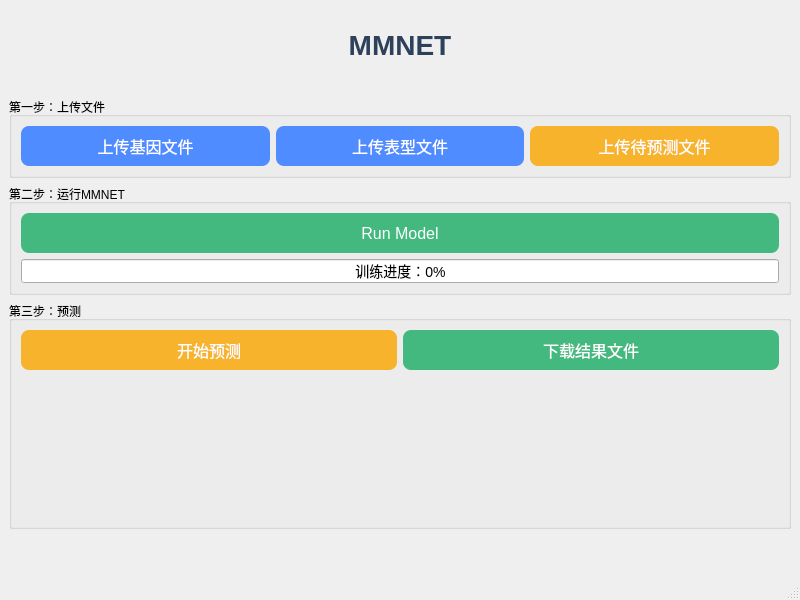
Old version of the form mainwindow.ui in the repository mingmi2016/MMNET_With_QT.
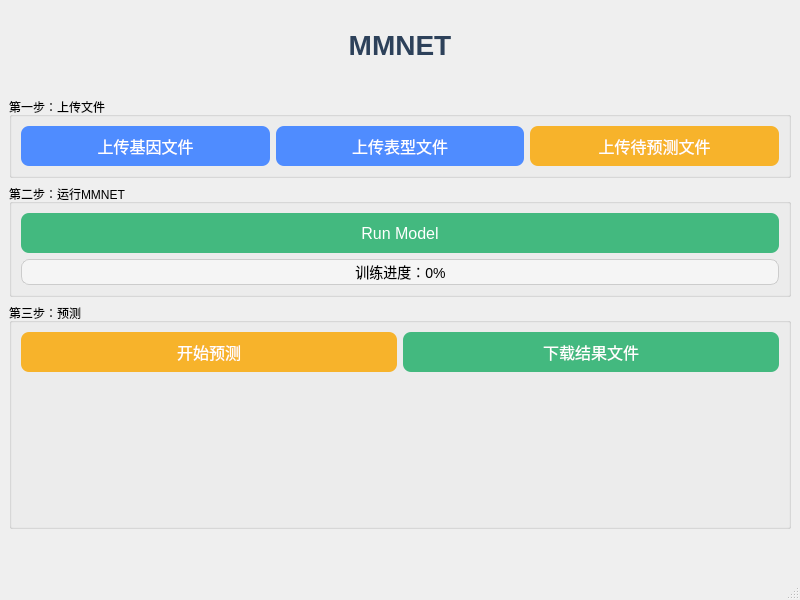
New version of the form.

Commit message: 进度条优化

```diff
--- a/mainwindow.ui
+++ b/mainwindow.ui
@@ -132,7 +132,18 @@
           <set>Qt::AlignCenter</set>
          </property>
          <property name="styleSheet">
-          <string>QProgressBar{height:24px;font-size:14px;} QProgressBar::chunk{background-color:#43b97f;}</string>
+          <string>QProgressBar {
+    height: 24px;
+    font-size: 14px;
+    border: 1px solid #cccccc;
+    border-radius: 8px;
+    background: #f5f5f5;
+}
+QProgressBar::chunk {
+    background-color: #43b97f;
+    border-radius: 8px;
+}
+</string>
          </property>
         </widget>
        </item>
```
The commit also changes 1 other file.
